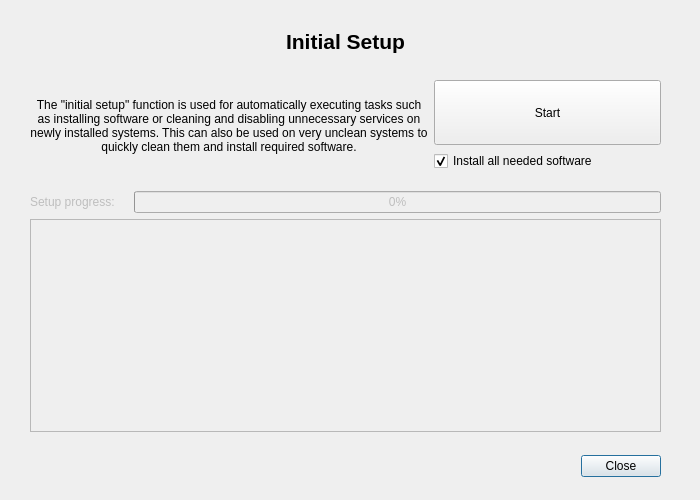
The window that ui/initial_setup_dialog.ui (Atrate/qSchoolHelper) describes before a commit, drawn with Qt 5.
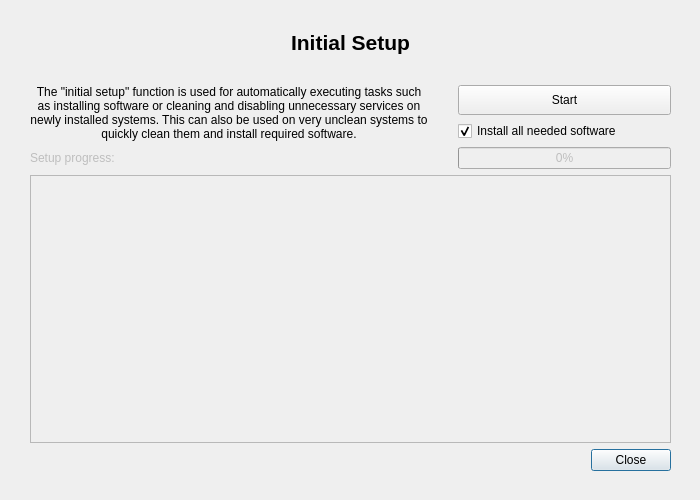
The same window after the commit.

Commit message: Put UI elements into top-level grid layouts

The edit to the form file:
```diff
--- a/ui/initial_setup_dialog.ui
+++ b/ui/initial_setup_dialog.ui
@@ -34,74 +34,31 @@
   <property name="modal">
    <bool>true</bool>
   </property>
-  <widget class="QDialogButtonBox" name="button_box">
-   <property name="geometry">
-    <rect>
-     <x>570</x>
-     <y>450</y>
-     <width>91</width>
-     <height>32</height>
-    </rect>
-   </property>
-   <property name="autoFillBackground">
-    <bool>false</bool>
-   </property>
-   <property name="orientation">
-    <enum>Qt::Horizontal</enum>
-   </property>
-   <property name="standardButtons">
-    <set>QDialogButtonBox::Close</set>
-   </property>
-  </widget>
-  <widget class="QWidget" name="gridLayoutWidget">
-   <property name="geometry">
-    <rect>
-     <x>30</x>
-     <y>191</y>
-     <width>631</width>
-     <height>241</height>
-    </rect>
-   </property>
-   <layout class="QGridLayout" name="gridLayout">
-    <item row="0" column="0">
-     <widget class="QLabel" name="setup_label">
-      <property name="enabled">
-       <bool>false</bool>
-      </property>
-      <property name="text">
-       <string>Setup progress:    </string>
-      </property>
-     </widget>
-    </item>
-    <item row="1" column="0" colspan="2">
-     <widget class="QTextBrowser" name="setup_log">
-      <property name="enabled">
-       <bool>false</bool>
-      </property>
-     </widget>
-    </item>
-    <item row="0" column="1">
-     <widget class="QProgressBar" name="progress_bar">
-      <property name="enabled">
-       <bool>false</bool>
-      </property>
-      <property name="value">
-       <number>0</number>
-      </property>
-     </widget>
-    </item>
-   </layout>
-  </widget>
   <widget class="QWidget" name="gridLayoutWidget_2">
    <property name="geometry">
     <rect>
-     <x>30</x>
-     <y>9</y>
-     <width>631</width>
-     <height>162</height>
+     <x>0</x>
+     <y>0</y>
+     <width>701</width>
+     <height>501</height>
     </rect>
    </property>
    <layout class="QGridLayout" name="gridLayout_3">
+    <property name="leftMargin">
+     <number>30</number>
+    </property>
+    <property name="topMargin">
+     <number>30</number>
+    </property>
+    <property name="rightMargin">
+     <number>30</number>
+    </property>
+    <property name="bottomMargin">
+     <number>30</number>
+    </property>
+    <property name="horizontalSpacing">
+     <number>30</number>
+    </property>
     <item row="0" column="0" colspan="2">
      <widget class="QLabel" name="title_label">
       <property name="font">
@@ -112,43 +69,38 @@
        </font>
       </property>
       <property name="text">
-       <string>Initial Setup</string>
+       <string>Initial Setup
+</string>
       </property>
       <property name="alignment">
        <set>Qt::AlignCenter</set>
       </property>
      </widget>
     </item>
-    <item row="1" column="1">
-     <layout class="QVBoxLayout" name="verticalLayout" stretch="0">
-      <property name="sizeConstraint">
-       <enum>QLayout::SetDefaultConstraint</enum>
+    <item row="4" column="0" colspan="2">
+     <widget class="QTextBrowser" name="setup_log">
+      <property name="enabled">
+       <bool>false</bool>
       </property>
-      <property name="leftMargin">
+     </widget>
+    </item>
+    <item row="3" column="1">
+     <widget class="QProgressBar" name="progress_bar">
+      <property name="enabled">
+       <bool>false</bool>
+      </property>
+      <property name="value">
        <number>0</number>
       </property>
-      <item>
-       <widget class="QToolButton" name="start_button">
-        <property name="sizePolicy">
-         <sizepolicy hsizetype="Preferred" vsizetype="Preferred">
-          <horstretch>0</horstretch>
-          <verstretch>0</verstretch>
-         </sizepolicy>
-        </property>
-        <property name="text">
-         <string>Start</string>
-        </property>
-       </widget>
-      </item>
-     </layout>
+     </widget>
     </item>
-    <item row="2" column="1">
-     <widget class="QCheckBox" name="install_check_box">
+    <item row="3" column="0">
+     <widget class="QLabel" name="setup_label">
+      <property name="enabled">
+       <bool>false</bool>
+      </property>
       <property name="text">
-       <string>Install all needed software</string>
-      </property>
-      <property name="checked">
-       <bool>true</bool>
+       <string>Setup progress:    </string>
       </property>
      </widget>
     </item>
@@ -183,6 +135,42 @@
       </property>
      </widget>
     </item>
+    <item row="5" column="0" colspan="2">
+     <widget class="QDialogButtonBox" name="button_box">
+      <property name="autoFillBackground">
+       <bool>false</bool>
+      </property>
+      <property name="orientation">
+       <enum>Qt::Horizontal</enum>
+      </property>
+      <property name="standardButtons">
+       <set>QDialogButtonBox::Close</set>
+      </property>
+     </widget>
+    </item>
+    <item row="2" column="1">
+     <widget class="QCheckBox" name="install_check_box">
+      <property name="text">
+       <string>Install all needed software</string>
+      </property>
+      <property name="checked">
+       <bool>true</bool>
+      </property>
+     </widget>
+    </item>
+    <item row="1" column="1">
+     <widget class="QToolButton" name="start_button">
+      <property name="sizePolicy">
+       <sizepolicy hsizetype="Preferred" vsizetype="Preferred">
+        <horstretch>0</horstretch>
+        <verstretch>0</verstretch>
+       </sizepolicy>
+      </property>
+      <property name="text">
+       <string>Start</string>
+      </property>
+     </widget>
+    </item>
    </layout>
   </widget>
  </widget>
```
The commit also changes 4 other files.
